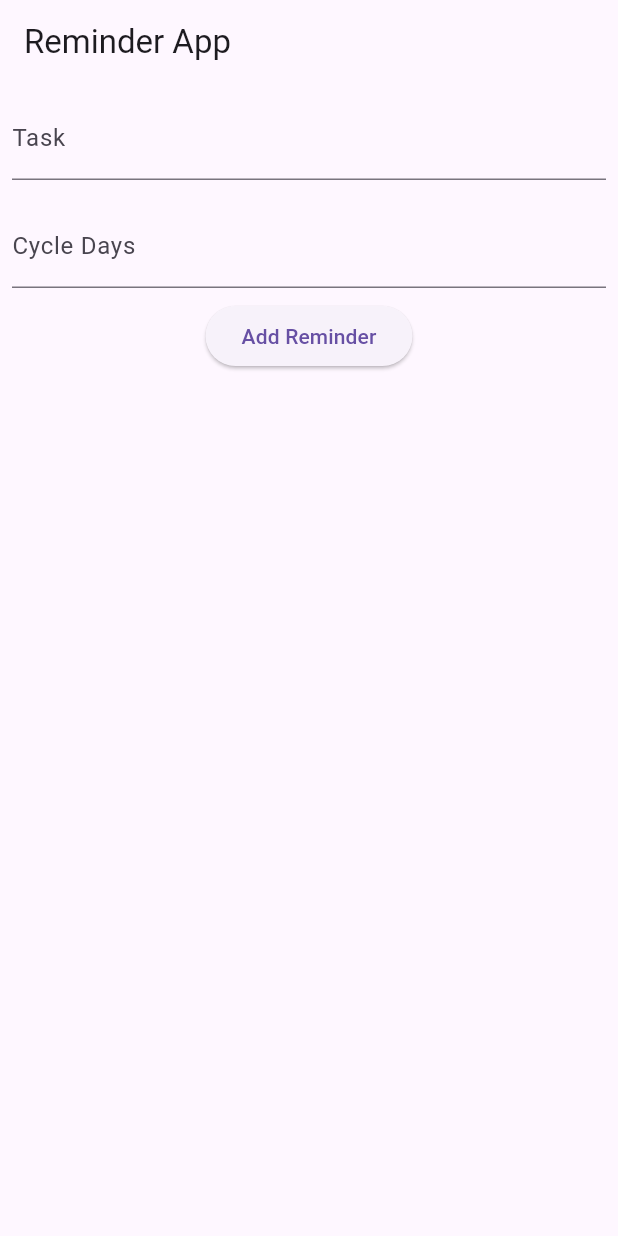
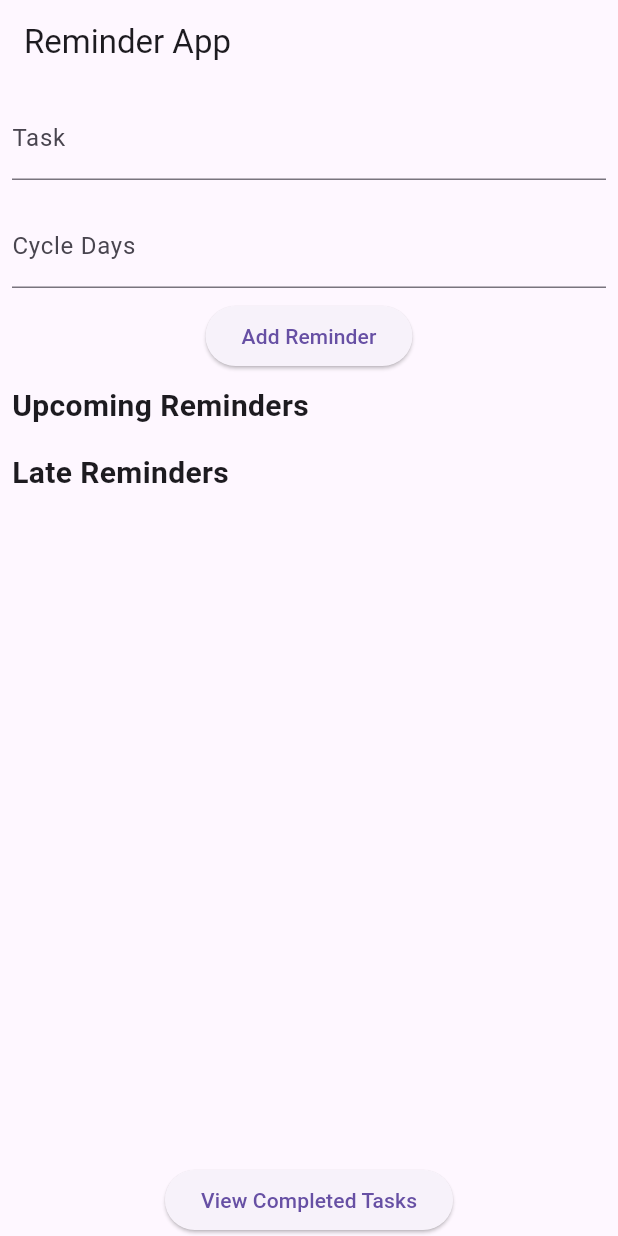
Before and after one commit to chanon14038/reminder_app, a Flutter app: the screen it shows after launch, after a tap on "Add Reminder", after a tap on the "delete" icon, on a phone screen of 412 x 824 dp. Run offline on Flutter 3.47's test engine with Material 3 defaults, Android fonts, the phone set to English and light mode, and no system bars; our stand-ins replace equatable, flutter_bloc.

Commit message:
add mark complete and button go to complete page

```diff
--- /dev/null
+++ b/devtools_options.yaml
@@ -0,0 +1,3 @@
+description: This file stores settings for Dart & Flutter DevTools.
+documentation: https://docs.flutter.dev/tools/devtools/extensions#configure-extension-enablement-states
+extensions:
--- a/lib/bloc/bloc.dart
+++ b/lib/bloc/bloc.dart
@@ -1,13 +1,13 @@
+import 'package:flutter/material.dart';
 import 'package:flutter_bloc/flutter_bloc.dart';
 import 'package:reminder_app/bloc/bloc_export.dart';
 import 'package:reminder_app/model.dart';
 
-
 class ReminderBloc extends Bloc<ReminderEvent, ReminderState> {
   ReminderBloc() : super(const ReminderState([])) {
     on<AddReminder>((event, emit) {
-      final updatedReminders = List<LastTimeItem>.from(state.reminders)
-        ..add(event.reminder);
+      final updatedReminders = List<LastTimeItem>.from(state.reminders)..add(event.reminder);
+      debugPrint('AddReminder: ${event.reminder}');
       emit(ReminderState(updatedReminders));
     });
 
@@ -15,13 +15,41 @@ class ReminderBloc extends Bloc<ReminderEvent, ReminderState> {
       final updatedReminders = state.reminders.map((reminder) {
         return reminder.id == event.reminder.id ? event.reminder : reminder;
       }).toList();
+      debugPrint('UpdateReminder: ${event.reminder}');
       emit(ReminderState(updatedReminders));
     });
 
     on<DeleteReminder>((event, emit) {
-      final updatedReminders = state.reminders
-          .where((reminder) => reminder.id != event.id)
-          .toList();
+      final updatedReminders = state.reminders.where((reminder) => reminder.id != event.id).toList();
+      debugPrint('DeleteReminder: ${event.id}');
+      emit(ReminderState(updatedReminders));
+    });
+
+    on<MarkAsComplete>((event, emit) {
+      final updatedReminders = state.reminders.map((reminder) {
+        if (reminder.id == event.id) {
+          reminder.isComplete = true;
+          debugPrint('MarkAsComplete: ${reminder.id}');
+        }
+        return reminder;
+      }).toList();
+      emit(ReminderState(updatedReminders));
+    });
+
+    on<MarkAsSubmitted>((event, emit) {
+      final updatedReminders = state.reminders.map((reminder) {
+        if (reminder.id == event.id) {
+          reminder.markAsSubmitted();
+          debugPrint('MarkAsSubmitted: ${reminder.id}');
+        }
+        return reminder;
+      }).toList();
+      emit(ReminderState(updatedReminders));
+    });
+
+    on<CheckLateReminders>((event, emit) {
+      final updatedReminders = List<LastTimeItem>.from(state.reminders);
+      debugPrint('CheckLateReminders');
       emit(ReminderState(updatedReminders));
     });
   }
--- a/lib/bloc/event.dart
+++ b/lib/bloc/event.dart
@@ -34,3 +34,24 @@ class DeleteReminder extends ReminderEvent {
   @override
   List<Object> get props => [id];
 }
+
+class MarkAsSubmitted extends ReminderEvent {
+  final int id;
+
+  const MarkAsSubmitted(this.id);
+
+  @override
+  List<Object> get props => [id];
+}
+
+class MarkAsComplete extends ReminderEvent {
+  final int id;
+
+  const MarkAsComplete(this.id);
+
+  @override
+  List<Object> get props => [id];
+}
+
+
+class CheckLateReminders extends ReminderEvent {}
--- a/lib/main.dart
+++ b/lib/main.dart
@@ -13,6 +13,10 @@ class MyApp extends StatelessWidget {
   @override
   Widget build(BuildContext context) {
     return MaterialApp(
+      title: 'Reminder App',
+      theme: ThemeData(
+        primarySwatch: Colors.blue,
+      ),
       home: BlocProvider(
         create: (context) => ReminderBloc(),
         child: ReminderPage(),
--- a/lib/model.dart
+++ b/lib/model.dart
@@ -1,19 +1,31 @@
 import 'package:equatable/equatable.dart';
 
 class LastTimeItem extends Equatable {
-  final int id;
-  final String tasks;
-  final int cycleDays;
+  int id;
+  String tasks;
+  int cycleDays;
   bool isComplete;
-  final DateTime? lastSubmit;
+  DateTime? lastSubmit;
+  DateTime? dueDate;
 
-  LastTimeItem(
-      {required this.id,
-      required this.tasks,
-      required this.cycleDays,
-      this.isComplete = false,
-      this.lastSubmit});
+  LastTimeItem({
+    required this.id,
+    required this.tasks,
+    required this.cycleDays,
+    this.isComplete = false,
+    this.lastSubmit,
+  }) {
+    dueDate = lastSubmit?.add(Duration(days: cycleDays));
+  }
+
+  void markAsSubmitted() {
+    isComplete = true;
+    lastSubmit = DateTime.now();
+    dueDate = lastSubmit?.add(Duration(days: cycleDays));
+  }
+
+  bool get isLate => dueDate != null && DateTime.now().isAfter(dueDate!);
 
   @override
-  List<Object?> get props => [];
+  List<Object?> get props => [id, tasks, cycleDays, isComplete, lastSubmit, dueDate];
 }
--- a/lib/widgers/last_time_list.dart
+++ b/lib/widgers/last_time_list.dart
@@ -2,7 +2,7 @@ import 'package:flutter/material.dart';
 import 'package:flutter_bloc/flutter_bloc.dart';
 import 'package:reminder_app/bloc/bloc_export.dart';
 import 'package:reminder_app/model.dart';
-
+import 'package:reminder_app/widgers/complete.dart';
 
 class ReminderPage extends StatelessWidget {
   final TextEditingController _taskController = TextEditingController();
@@ -13,21 +13,21 @@ class ReminderPage extends StatelessWidget {
   @override
   Widget build(BuildContext context) {
     return Scaffold(
-      appBar: AppBar(title: const Text('Reminder App')),
+      appBar: AppBar(title: Text('Reminder App')),
       body: Column(
         children: [
           Padding(
             padding: const EdgeInsets.all(8.0),
             child: TextField(
               controller: _taskController,
-              decoration: const InputDecoration(labelText: 'Task'),
+              decoration: InputDecoration(labelText: 'Task'),
             ),
           ),
           Padding(
             padding: const EdgeInsets.all(8.0),
             child: TextField(
               controller: _cycleDaysController,
-              decoration: const InputDecoration(labelText: 'Cycle Days'),
+              decoration: InputDecoration(labelText: 'Cycle Days'),
               keyboardType: TextInputType.number,
             ),
           ),
@@ -40,34 +40,110 @@ class ReminderPage extends StatelessWidget {
                 id: DateTime.now().millisecondsSinceEpoch,
                 tasks: task,
                 cycleDays: cycleDays,
+                lastSubmit: DateTime.now(),
               );
 
               context.read<ReminderBloc>().add(AddReminder(reminder));
             },
-            child: const Text('Add Reminder'),
+            child: Text('Add Reminder'),
           ),
           Expanded(
             child: BlocBuilder<ReminderBloc, ReminderState>(
               builder: (context, state) {
-                return ListView.builder(
-                  itemCount: state.reminders.length,
-                  itemBuilder: (context, index) {
-                    final reminder = state.reminders[index];
+                final reminders = state.reminders;
+                final lateReminders = reminders
+                    .where(
+                        (reminder) => reminder.isLate && !reminder.isComplete)
+                    .toList();
+                final upcomingReminders = reminders
+                    .where(
+                        (reminder) => !reminder.isLate && !reminder.isComplete)
+                    .toList();
+
+                return ListView(
+                  children: [
+                    Padding(
+                      padding: const EdgeInsets.all(8.0),
+                      child: Text('Upcoming Reminders',
+                          style: TextStyle(
+                              fontSize: 20, fontWeight: FontWeight.bold)),
+                    ),
+                    ...upcomingReminders.map((reminder) {
                       return ListTile(
                         title: Text(reminder.tasks),
                         subtitle: Text(
-                          'Cycle Days: ${reminder.cycleDays}, Last Submit: ${reminder.lastSubmit ?? 'N/A'}'),
-                      trailing: IconButton(
-                        icon: const Icon(Icons.delete),
+                            'Cycle Days: ${reminder.cycleDays}, Due Date: ${reminder.dueDate ?? 'N/A'}'),
+                        trailing: Row(
+                          mainAxisSize: MainAxisSize.min,
+                          children: [
+                            IconButton(
+                              icon: Icon(Icons.check),
                               onPressed: () {
-                          context.read<ReminderBloc>().add(DeleteReminder(reminder.id));
+                                context
+                                    .read<ReminderBloc>()
+                                    .add(MarkAsComplete(reminder.id));
                               },
                             ),
+                            IconButton(
+                              icon: Icon(Icons.delete),
+                              onPressed: () {
+                                context
+                                    .read<ReminderBloc>()
+                                    .add(DeleteReminder(reminder.id));
+                              },
+                            ),
+                          ],
+                        ),
                       );
+                    }).toList(),
+                    Padding(
+                      padding: const EdgeInsets.all(8.0),
+                      child: Text('Late Reminders',
+                          style: TextStyle(
+                              fontSize: 20, fontWeight: FontWeight.bold)),
+                    ),
+                    ...lateReminders.map((reminder) {
+                      return ListTile(
+                        title: Text(reminder.tasks),
+                        subtitle: Text(
+                            'Cycle Days: ${reminder.cycleDays}, Due Date: ${reminder.dueDate ?? 'N/A'}'),
+                        trailing: Row(
+                          mainAxisSize: MainAxisSize.min,
+                          children: [
+                            IconButton(
+                              icon: Icon(Icons.check),
+                              onPressed: () {
+                                context
+                                    .read<ReminderBloc>()
+                                    .add(MarkAsComplete(reminder.id));
                               },
+                            ),
+                            IconButton(
+                              icon: Icon(Icons.delete),
+                              onPressed: () {
+                                context
+                                    .read<ReminderBloc>()
+                                    .add(DeleteReminder(reminder.id));
+                              },
+                            ),
+                          ],
+                        ),
+                      );
+                    }).toList(),
+                  ],
                 );
               },
             ),
+          ),
+          ElevatedButton(
+            onPressed: () {
+              debugPrint('Navigating to CompletedTasksPage');
+              Navigator.push(
+                context,
+                MaterialPageRoute(builder: (context) => CompletedTasksPage()),
+              );
+            },
+            child: Text('View Completed Tasks'),
           ),
         ],
       ),
```
Also changed, not shown: lib/widgers/complete.dart (added, +46 -0 lines). Lines whose indentation alone changed are shown as unchanged.
